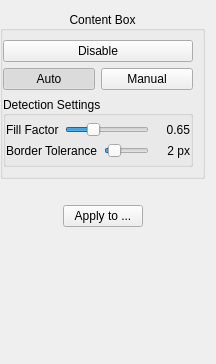
First picture: the form in src/core/filters/select_content/OptionsWidget.ui, repository abandoned-industries/scantailor-spectre, before the edit.
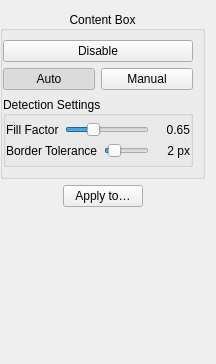
Second picture: the form after the edit. Custom widgets are drawn as their Qt base class.

What changed in the file:
```diff
--- a/src/core/filters/select_content/OptionsWidget.ui
+++ b/src/core/filters/select_content/OptionsWidget.ui
@@ -205,16 +205,6 @@
         </layout>
        </widget>
       </item>
-      <item>
-       <widget class="QLabel" name="selectionIndicatorLabel">
-        <property name="text">
-         <string/>
-        </property>
-        <property name="alignment">
-         <set>Qt::AlignCenter</set>
-        </property>
-       </widget>
-      </item>
       <item>
        <layout class="QHBoxLayout">
         <item>
@@ -233,7 +223,7 @@
         <item>
          <widget class="QPushButton" name="applyToBtn">
           <property name="text">
-           <string>Apply to ...</string>
+           <string>Apply to…</string>
           </property>
          </widget>
         </item>
```
